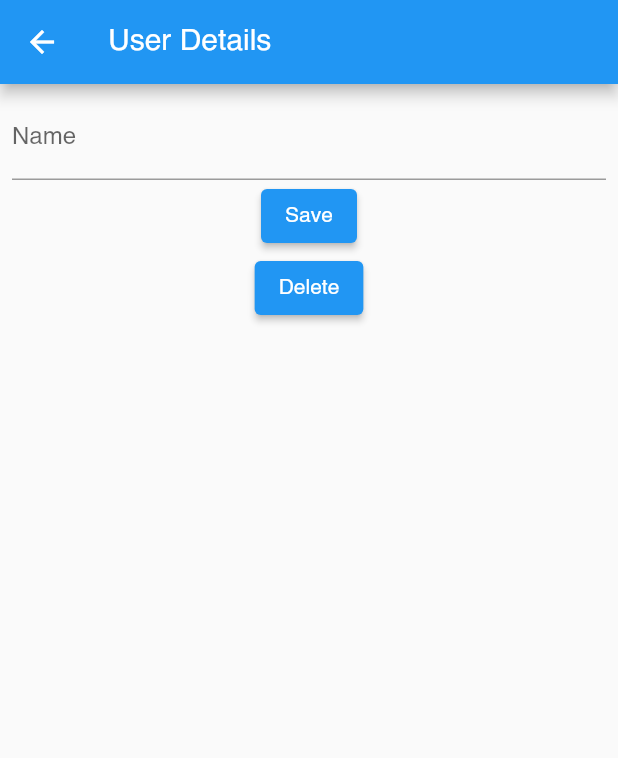
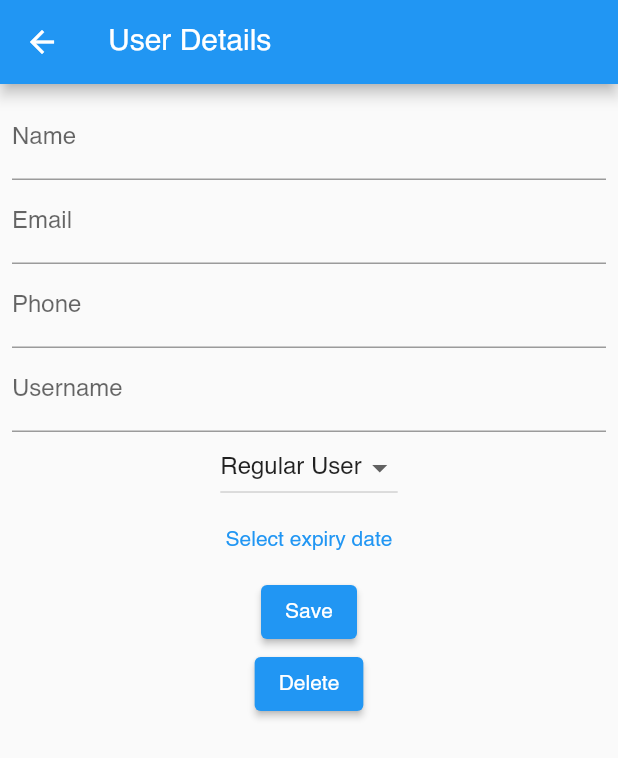
Before and after one commit to neutronstudent/BusME, a Flutter app: the UserDetailsPage screen opened directly with empty values, after a tap on "Delete", on a phone screen of 412 x 824 dp. Shown: the top 758 px of the screen. Run offline on Flutter 3.47's test engine with Material 2 defaults, Android fonts, the phone set to English and light mode, and no system bars; our stand-ins replace flutter_local_notifications, flutter_tts, geocoding, geolocator, google_maps_flutter, location and 1 more; missing offline and left inert: dart:ffi; accounts and stored records are empty; network calls fail.

Commit message:
Added complete admin portal functionality and controller

```diff
--- /dev/null
+++ b/application/bus_me/lib/controllers/UserDetailsController.dart
@@ -0,0 +1,25 @@
+import '../models/auth_model.dart';
+import '../models/user_management.dart';
+import '../models/user_model.dart';
+
+class UserDetailsController {
+
+  //RegExp for email and phone validation
+  final RegExp emailRegex = RegExp(r"^[a-zA-Z0-9.a-zA-Z0-9._%-]+@[a-zA-Z0-9.-]+\.[a-zA-Z]{2,4}$");
+  final RegExp phoneRegex = RegExp(r"^[0-9]+$");
+
+  final BusMEUserManagement userManagement;
+
+  UserDetailsController(AuthModel authModel) : userManagement = BusMEUserManagement(authModel);
+
+  bool isValidEmail(String email) => emailRegex.hasMatch(email);
+  bool isValidPhone(String phone) => phoneRegex.hasMatch(phone);
+
+  Future<int> updateUser(User user) {
+    return userManagement.updateUser(user.id, user);
+  }
+
+  Future<int> deleteUser(int userId) {
+    return userManagement.deleteUser(userId);
+  }
+}
--- a/application/bus_me/lib/models/bus_model.dart
+++ b/application/bus_me/lib/models/bus_model.dart
@@ -25,6 +25,7 @@ class BusModel
   final AuthModel _auth = BusMEAuth();
   final HttpClient _client = HttpClient(/*context: SecurityContext.defaultContext*/);
 
+  //Get list of all routes
   Future<List<BusRoute>> getRoutes() async {
     //get routes from api
     _client.connectionTimeout = const Duration(seconds: 4);
@@ -64,6 +65,7 @@ class BusModel
     return routes;
   }
 
+  //For retrieving a route that is tied to a users account
   Future<BusRoute?> getRoute(int routeId) async {
 
     //error checking
@@ -130,6 +132,7 @@ class BusModel
     return route;
   }
 
+  //Get all trips associated with a routeID
   Future<List<Trip>> getTrips(int routeId) async {
 
     //error checking
@@ -193,6 +196,7 @@ class BusModel
     return trips;
   }
 
+  //Get information about trip id
   Future<Trip?> getTrip(int id) async {
 
     //error checking
@@ -248,6 +252,7 @@ class BusModel
     }
   }
 
+  //get all stop associated with a trip
   Future<List<Stop>> getStops(int tripId) async {
 
     //error checking
--- a/application/bus_me/lib/views/UserDetailsPage.dart
+++ b/application/bus_me/lib/views/UserDetailsPage.dart
@@ -3,7 +3,12 @@ import 'package:flutter/material.dart';
 import 'package:bus_me/models/user_model.dart';
 import 'package:bus_me/models/user_management.dart';
 
+import '../controllers/UserDetailsController.dart';
+
+enum UserType { regular, admin }
+
 class UserDetailsPage extends StatefulWidget {
+
   final User user;
 
   UserDetailsPage({required this.user});
@@ -13,15 +18,34 @@ class UserDetailsPage extends StatefulWidget {
 }
 
 class _UserDetailsPageState extends State<UserDetailsPage> {
+  //Part of UserDetails
   late TextEditingController _nameController;
+  late TextEditingController _emailController;
+  late TextEditingController _phoneController;
+
+  //Part of User
+  late TextEditingController _usernameController;
+  late UserType? _selectedType;
+  late DateTime _selectedDate;
+
+  late UserDetailsController _controller;
+
+
   late BusMEUserManagement userManagement;
 
   @override
   void initState() {
     super.initState();
     _nameController = TextEditingController(text: widget.user.details?.name);
+    _emailController = TextEditingController(text: widget.user.details?.email);
+    _phoneController = TextEditingController(text: widget.user.details?.phone);
+    _usernameController = TextEditingController(text: widget.user.username);
+    _selectedType = widget.user.type == 2 ? UserType.admin : UserType.regular;
+    _selectedDate = widget.user.expiry;
+
     final AuthModel _authModel = BusMEAuth();
-    userManagement = BusMEUserManagement(_authModel); // Initialize userManagement here
+    userManagement = BusMEUserManagement(_authModel);
+    _controller = UserDetailsController(_authModel);
   }
 
   @override
@@ -38,47 +62,92 @@ class _UserDetailsPageState extends State<UserDetailsPage> {
               controller: _nameController,
               decoration: InputDecoration(labelText: 'Name'),
             ),
+            TextField(
+              controller: _emailController,
+              decoration: InputDecoration(labelText: 'Email'),
+            ),
+            TextField(
+              controller: _phoneController,
+              decoration: InputDecoration(labelText: 'Phone'),
+            ),
+
+            TextField(
+              controller: _usernameController,
+              decoration: InputDecoration(labelText: 'Username'),
+            ),
+
+            DropdownButton<UserType>(
+              value: _selectedType,
+              items: <DropdownMenuItem<UserType>>[
+                DropdownMenuItem(
+                  value: UserType.regular,
+                  child: Text('Regular User'),
+                ),
+                DropdownMenuItem(
+                  value: UserType.admin,
+                  child: Text('Admin User'),
+                ),
+              ],
+              onChanged: (UserType? newValue) {
+                setState(() {
+                  _selectedType = newValue;
+                });
+              },
+            ),
+
+
+            TextButton(
+              child: Text("Select expiry date"),
+              onPressed: () async {
+                DateTime? pickedDate = await showDatePicker(
+                  context: context,
+                  initialDate: _selectedDate,
+                  firstDate: DateTime.now(),
+                  lastDate: DateTime(2100),
+                );
+
+                if (pickedDate != null && pickedDate != _selectedDate)
+                  setState(() {
+                    _selectedDate = pickedDate;
+                  });
+              },
+            ),
+
+
             ElevatedButton(
               onPressed: () async {
+
+                if (!_controller.isValidEmail(_emailController.text)) {
+                  _showDialog('Invalid Email', 'Please provide a valid email address.');
+                  return;
+                }
+
+                if (!_controller.isValidPhone(_phoneController.text)) {
+                  _showDialog('Invalid Phone Number', 'Phone number should only contain numbers.');
+                  return;
+                }
+
                 widget.user.details?.name = _nameController.text;
+                widget.user.details?.email = _emailController.text;
+                widget.user.details?.phone = _phoneController.text;
+                widget.user.username = _usernameController.text;
+                widget.user.expiry = _selectedDate;
 
-                int updateStatus = await userManagement.updateUser(widget.user.id, widget.user);
+                int userTypeValue;
+                if (_selectedType == UserType.admin) {
+                  userTypeValue = 2;
+                } else {
+                  userTypeValue = 1;
+                }
+
+                widget.user.type = userTypeValue;
+
+                int updateStatus = await userManagement.updateUser(
+                    widget.user.id, widget.user);
                 if (updateStatus != 0) {
-                  showDialog(
-                    context: context,
-                    builder: (BuildContext context) {
-                      return AlertDialog(
-                        title: Text('Error'),
-                        content: Text('Update Failed'),
-                        actions: [
-                          TextButton(
-                            onPressed: () {
-                              Navigator.of(context).pop(); // Close the AlertDialog
-                            },
-                            child: Text('OK'),
-                          ),
-                        ],
-                      );
-                    },
-                  );
+                  _showDialog('Error', 'Update Failed. Username may be taken.');
                 } else {
-                  showDialog(
-                    context: context,
-                    builder: (BuildContext context) {
-                      return AlertDialog(
-                        title: Text('Success'),
-                        content: Text('User Updated Successfully'),
-                        actions: [
-                          TextButton(
-                            onPressed: () {
-                              Navigator.of(context).pop(); // Close the AlertDialog
-                            },
-                            child: Text('OK'),
-                          ),
-                        ],
-                      );
-                    },
-                  );
+                  _showDialog('Success', 'User Updated Successfully');
                 }
               },
               child: Text('Save'),
@@ -86,52 +155,39 @@ class _UserDetailsPageState extends State<UserDetailsPage> {
 
             ElevatedButton(
               onPressed: () async {
-                int deleteStatus = await userManagement.deleteUser(widget.user.id);
+                int deleteStatus = await _controller.deleteUser(widget.user.id);
                 if (deleteStatus != 0) {
-                  showDialog(
-                    context: context,
-                    builder: (BuildContext context) {
-                      return AlertDialog(
-                        title: Text('Error'),
-                        content: Text('Deletion Failed'),
-                        actions: [
-                          TextButton(
-                            onPressed: () {
-                              Navigator.of(context).pop(); // Close the AlertDialog
-                            },
-                            child: Text('OK'),
-                          ),
-                        ],
-                      );
-                    },
-                  );
+                  _showDialog('Error', 'Deletion Failed');
                 } else {
-                  showDialog(
-                    context: context,
-                    builder: (BuildContext context) {
-                      return AlertDialog(
-                        title: Text('Success'),
-                        content: Text('Deletion Successful'),
-                        actions: [
-                          TextButton(
-                            onPressed: () {
-                              Navigator.of(context).pop(); // Close the AlertDialog
-                              Navigator.of(context).pop(); // The user doesn't exist anymore so pop again
-                            },
-                            child: Text('OK'),
-                          ),
-                        ],
-                      );
-                    },
-                  );
+                  _showDialog('Success', 'Deletion Successful').then((_) {
+                    Navigator.of(context).pop(); // The user doesn't exist anymore so pop again
+                  });
                 }
               },
               child: Text('Delete'),
             ),
-
           ],
         ),
       ),
     );
   }
+
+  Future<void> _showDialog(String title, String content) {
+    return showDialog(
+      context: context,
+      builder: (BuildContext context) {
+        return AlertDialog(
+          title: Text(title),
+          content: Text(content),
+          actions: [
+            TextButton(
+              onPressed: () => Navigator.of(context).pop(),
+              child: Text('OK'),
+            ),
+          ],
+        );
+      },
+    );
+  }
+
 }
```
Also changed, not shown: application/bus_me/lib/views/login.dart (+29 -4 lines).
